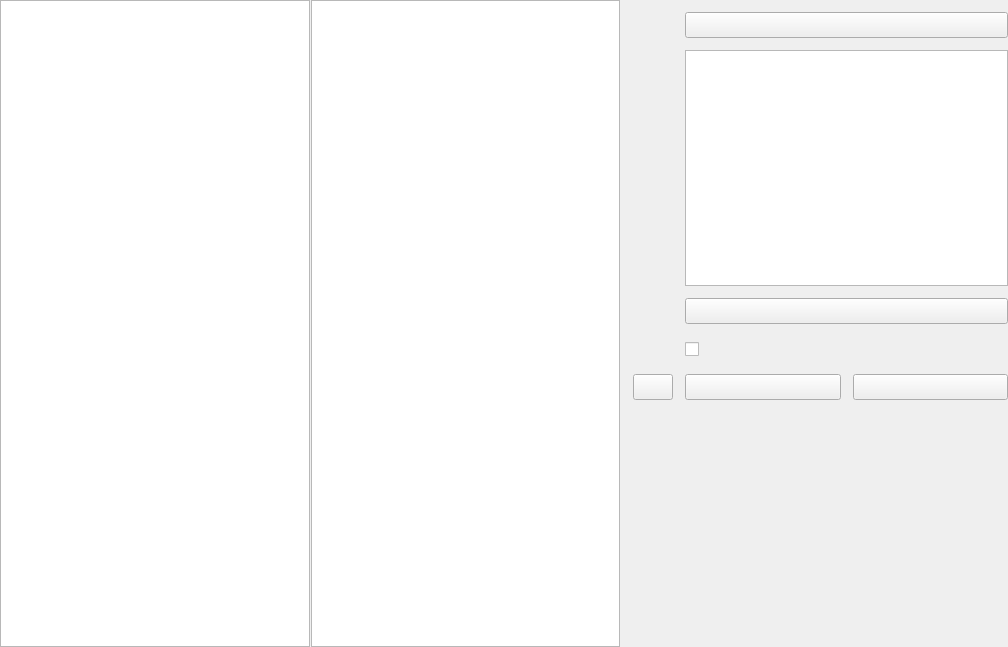
The window that Src/Gui/Page/Plus/Copy/RaptorCopyPage.ui (InfpHub/Raptor) describes before a commit, drawn with Qt 5.
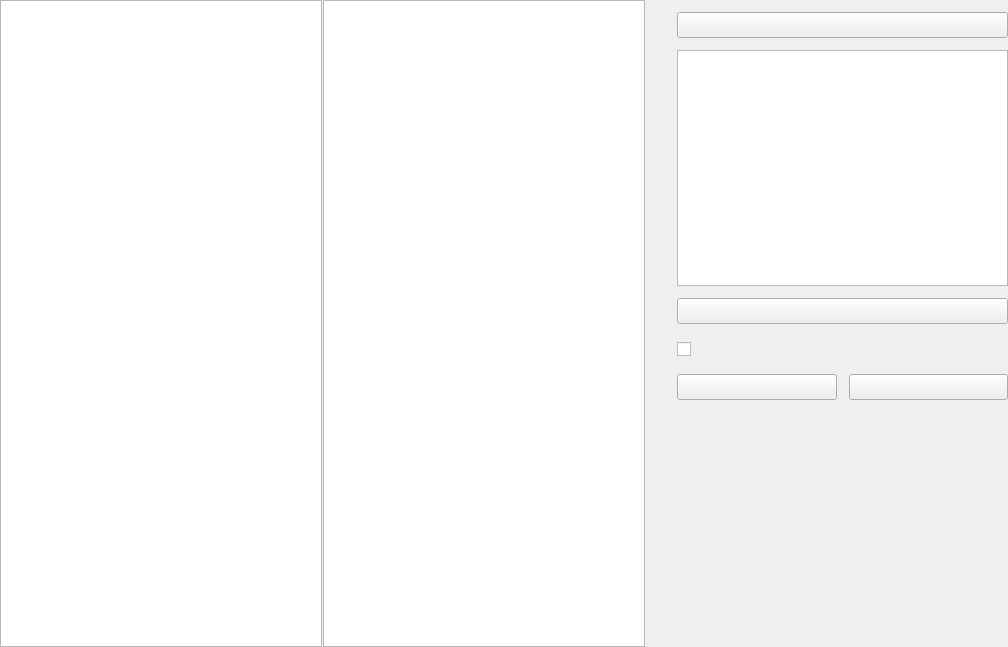
The same window after the commit. Custom widgets are drawn as their Qt base class.

```diff
--- a/Src/Gui/Page/Plus/Copy/RaptorCopyPage.ui
+++ b/Src/Gui/Page/Plus/Copy/RaptorCopyPage.ui
@@ -331,25 +331,6 @@
                                     </property>
                                 </widget>
                             </item>
-                            <item row="5" column="0">
-                                <widget class="QPushButton" name="_ItemRefresh">
-                                    <property name="minimumSize">
-                                        <size>
-                                            <width>0</width>
-                                            <height>26</height>
-                                        </size>
-                                    </property>
-                                    <property name="maximumSize">
-                                        <size>
-                                            <width>16777215</width>
-                                            <height>26</height>
-                                        </size>
-                                    </property>
-                                    <property name="text">
-                                        <string/>
-                                    </property>
-                                </widget>
-                            </item>
                         </layout>
                     </widget>
                 </widget>
```
Left out of the diff: 16 changed lines with no effect on the pictures.
